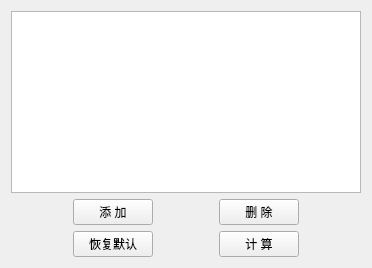
Qt form HeGui/HAdjustEditWidget.ui (hexianqi/QtCode) before a commit.
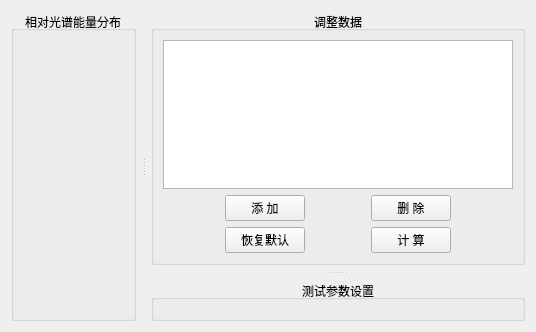
The same form after that commit. Custom widgets are drawn as their Qt base class.

Commit message: Spec：修改调整数据配置、ITestSetWidget

The edit to the form file:
```diff
--- a/HeGui/HAdjustEditWidget.ui
+++ b/HeGui/HAdjustEditWidget.ui
@@ -6,45 +6,46 @@
    <rect>
     <x>0</x>
     <y>0</y>
-    <width>368</width>
-    <height>268</height>
+    <width>521</width>
+    <height>332</height>
    </rect>
   </property>
   <property name="windowTitle">
    <string>Form</string>
   </property>
-  <layout class="QGridLayout" name="gridLayout">
-   <item row="2" column="1">
-    <widget class="QPushButton" name="pushButton_3">
-     <property name="text">
-      <string>恢复默认</string>
+  <layout class="QGridLayout" name="gridLayout_4">
+   <item row="0" column="0">
+    <widget class="QSplitter" name="splitter_2">
+     <property name="orientation">
+      <enum>Qt::Horizontal</enum>
      </property>
-     <property name="autoDefault">
-      <bool>false</bool>
+     <property name="handleWidth">
+      <number>15</number>
      </property>
-    </widget>
-   </item>
-   <item row="1" column="3">
-    <widget class="QPushButton" name="pushButton_2">
-     <property name="text">
-      <string>删 除</string>
-     </property>
-    </widget>
-   </item>
-   <item row="2" column="3">
-    <widget class="QPushButton" name="pushButton_4">
-     <property name="text">
-      <string>计 算</string>
-     </property>
-    </widget>
-   </item>
-   <item row="1" column="1">
-    <widget class="QPushButton" name="pushButton_1">
-     <property name="text">
-      <string>添 加</string>
-     </property>
-    </widget>
-   </item>
+     <widget class="QGroupBox" name="groupBox_1">
+      <property name="title">
+       <string>相对光谱能量分布</string>
+      </property>
+      <property name="alignment">
+       <set>Qt::AlignCenter</set>
+      </property>
+      <layout class="QGridLayout" name="gridLayout"/>
+     </widget>
+     <widget class="QSplitter" name="splitter_1">
+      <property name="orientation">
+       <enum>Qt::Vertical</enum>
+      </property>
+      <property name="handleWidth">
+       <number>15</number>
+      </property>
+      <widget class="QGroupBox" name="groupBox_2">
+       <property name="title">
+        <string>调整数据</string>
+       </property>
+       <property name="alignment">
+        <set>Qt::AlignCenter</set>
+       </property>
+       <layout class="QGridLayout" name="gridLayout_2">
    <item row="0" column="0" colspan="5">
     <widget class="HEntireTableWidget" name="tableWidget">
      <property name="minimumSize">
@@ -63,11 +64,18 @@
      <property name="sizeHint" stdset="0">
       <size>
        <width>56</width>
-       <height>49</height>
+            <height>46</height>
       </size>
      </property>
     </spacer>
    </item>
+        <item row="1" column="1">
+         <widget class="QPushButton" name="pushButton_1">
+          <property name="text">
+           <string>添 加</string>
+          </property>
+         </widget>
+        </item>
    <item row="1" column="2" rowspan="2">
     <spacer name="horizontalSpacer_2">
      <property name="orientation">
@@ -76,11 +84,18 @@
      <property name="sizeHint" stdset="0">
       <size>
        <width>55</width>
-       <height>49</height>
+            <height>46</height>
       </size>
      </property>
     </spacer>
    </item>
+        <item row="1" column="3">
+         <widget class="QPushButton" name="pushButton_2">
+          <property name="text">
+           <string>删 除</string>
+          </property>
+         </widget>
+        </item>
    <item row="1" column="4" rowspan="2">
     <spacer name="horizontalSpacer_9">
      <property name="orientation">
@@ -89,10 +104,41 @@
      <property name="sizeHint" stdset="0">
       <size>
        <width>56</width>
-       <height>49</height>
+            <height>46</height>
       </size>
      </property>
     </spacer>
+        </item>
+        <item row="2" column="1">
+         <widget class="QPushButton" name="pushButton_3">
+          <property name="text">
+           <string>恢复默认</string>
+          </property>
+          <property name="autoDefault">
+           <bool>false</bool>
+          </property>
+         </widget>
+        </item>
+        <item row="2" column="3">
+         <widget class="QPushButton" name="pushButton_4">
+          <property name="text">
+           <string>计 算</string>
+          </property>
+         </widget>
+        </item>
+       </layout>
+      </widget>
+      <widget class="QGroupBox" name="groupBox_3">
+       <property name="title">
+        <string>测试参数设置</string>
+       </property>
+       <property name="alignment">
+        <set>Qt::AlignCenter</set>
+       </property>
+       <layout class="QGridLayout" name="gridLayout_3"/>
+      </widget>
+     </widget>
+    </widget>
    </item>
   </layout>
  </widget>
```
Lines whose indentation alone changed are shown as unchanged. The commit also changes 56 other files.
